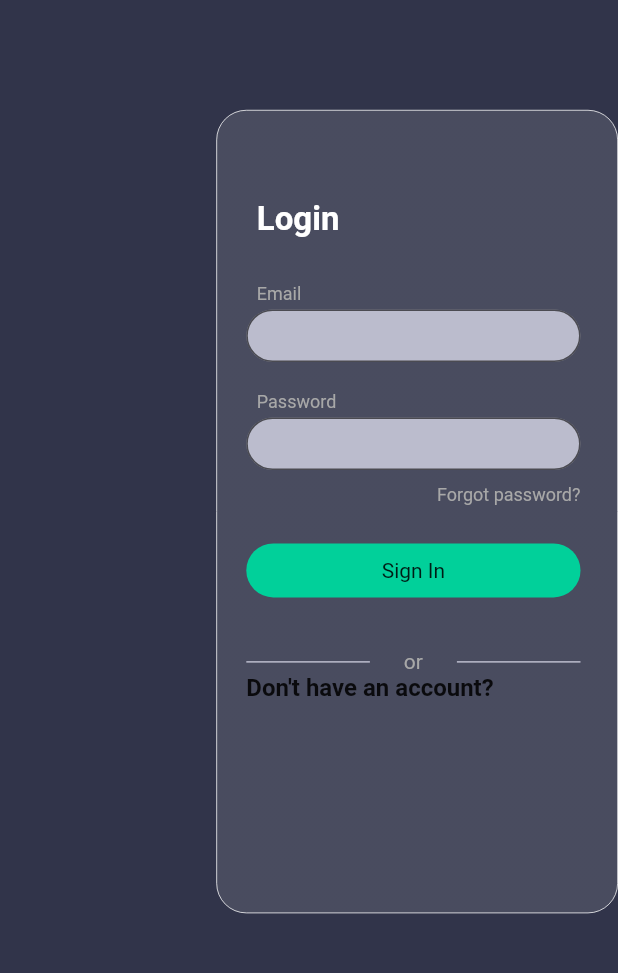
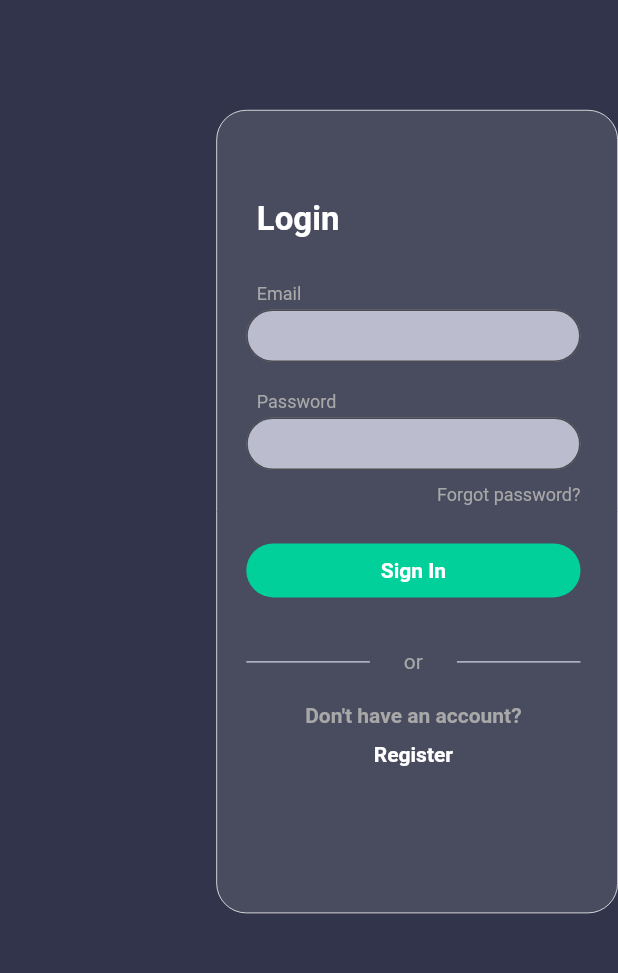
Before and after one commit to mh31-priyanshu/econhacks-2021, a Flutter app: the LoginPage screen opened directly, on a phone screen of 412 x 824 dp, the part 136-1109 px from its top. Run offline on Flutter 3.47's test engine with Material 2 defaults, Android fonts, the phone set to English and light mode, and no system bars; drawn by our look-alikes of glassmorphism; our stand-ins replace cloud_firestore, firebase_core, hexcolor; accounts and stored records are empty.

Commit message:
login ui completed

```diff
--- a/myapp/lib/authpages/loginpageui.dart
+++ b/myapp/lib/authpages/loginpageui.dart
@@ -159,7 +159,8 @@ class _LoginPageState extends State<LoginPage> {
                       child: Text("Sign In",
                       textAlign: TextAlign.center,
                         style:TextStyle(
-
+                          color: Color(0xffffffff),
+                          fontWeight: FontWeight.bold
                         )
                       ),
                     ),
@@ -186,11 +187,30 @@ class _LoginPageState extends State<LoginPage> {
                         )
                       ],
                     ),
-                    Text(
-                      "Don't have an account?",
-                      style: TextStyle(
-                        fontWeight: FontWeight.bold,
-                        fontSize:16
+                    SizedBox(height: 20,),
+                    Container(
+                      width: width*0.65-0.14,
+                      child: Text(
+                        "Don't have an account?",
+                        textAlign :TextAlign.center,
+                        style: TextStyle(
+                          fontWeight: FontWeight.bold,
+                          fontSize:14,
+                          color: Color(0xffA8A8A8)
+                        ),
+                      ),
+                    ),
+                    SizedBox(height: 10,),
+                    Container(
+                      width: width*0.65-0.14,
+                      child: Text(
+                        "Register",
+                        textAlign :TextAlign.center,
+                        style: TextStyle(
+                          fontWeight: FontWeight.bold,
+                          fontSize:14,
+                          color: Color(0xffffffff)
+                        ),
                       ),
                     )
                   ],
--- a/myapp/lib/main.dart
+++ b/myapp/lib/main.dart
@@ -19,7 +19,7 @@ class MyApp extends StatelessWidget {
     return MaterialApp(
       title: 'Flutter Demo',
       theme: ThemeData(),
-      home: Homepage("test@gmail.com"),
+      home: LoginPage(),
     );
   }
 }
```
Also changed, not shown: 1 other file.
